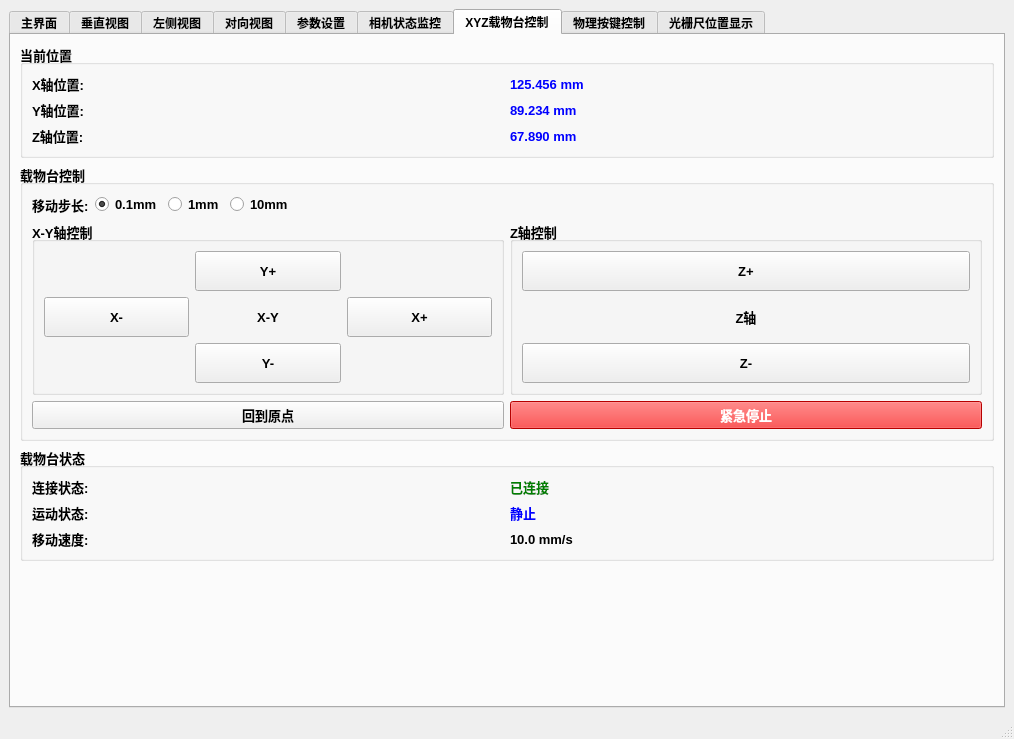
The window that src/MutiCamApp.ui (NicoleKJ9721/MutiCamApp) describes before a commit, drawn with Qt 5.
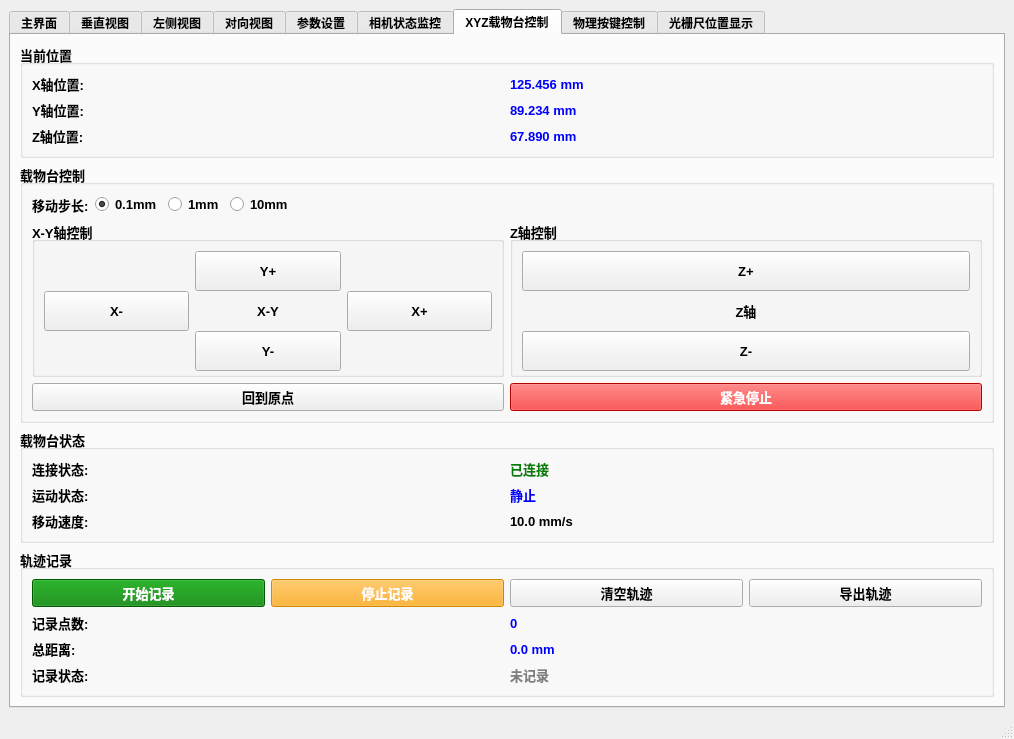
The same window after the commit. The open tabs and pages were chosen to show the change.

Commit message:
feat(载物台控制): 添加轨迹记录功能实现
实现载物台运动轨迹记录功能，包括：
1. 新增TrajectoryRecorder类用于记录和管理轨迹数据
2. 在UI中添加轨迹控制面板和相关按钮
3. 集成轨迹记录到载物台移动操作中
4. 支持轨迹数据的保存、导出和统计显示

What changed in the file:
```diff
--- a/src/MutiCamApp.ui
+++ b/src/MutiCamApp.ui
@@ -3741,6 +3741,117 @@
           </layout>
          </widget>
         </item>
+        <item>
+         <widget class="QGroupBox" name="groupBoxTrajectoryControl">
+          <property name="font">
+           <font>
+            <pointsize>10</pointsize>
+            <bold>true</bold>
+           </font>
+          </property>
+          <property name="title">
+           <string>轨迹记录</string>
+          </property>
+          <layout class="QVBoxLayout" name="verticalLayout_trajectoryControl">
+           <item>
+            <layout class="QHBoxLayout" name="horizontalLayout_trajectoryButtons">
+             <item>
+              <widget class="QPushButton" name="btnTrajectoryStart">
+               <property name="text">
+                <string>开始记录</string>
+               </property>
+               <property name="styleSheet">
+                <string>background-color: green; color: white;</string>
+               </property>
+              </widget>
+             </item>
+             <item>
+              <widget class="QPushButton" name="btnTrajectoryStop">
+               <property name="text">
+                <string>停止记录</string>
+               </property>
+               <property name="styleSheet">
+                <string>background-color: orange; color: white;</string>
+               </property>
+               <property name="enabled">
+                <bool>false</bool>
+               </property>
+              </widget>
+             </item>
+             <item>
+              <widget class="QPushButton" name="btnTrajectoryClear">
+               <property name="text">
+                <string>清空轨迹</string>
+               </property>
+              </widget>
+             </item>
+             <item>
+              <widget class="QPushButton" name="btnTrajectoryExport">
+               <property name="text">
+                <string>导出轨迹</string>
+               </property>
+              </widget>
+             </item>
+            </layout>
+           </item>
+           <item>
+            <layout class="QGridLayout" name="gridLayout_trajectoryStats">
+             <item row="0" column="0">
+              <widget class="QLabel" name="labelTrajectoryPointsTitle">
+               <property name="text">
+                <string>记录点数:</string>
+               </property>
+              </widget>
+             </item>
+             <item row="0" column="1">
+              <widget class="QLabel" name="labelTrajectoryPoints">
+               <property name="styleSheet">
+                <string>color: blue; font-weight: bold;</string>
+               </property>
+               <property name="text">
+                <string>0</string>
+               </property>
+              </widget>
+             </item>
+             <item row="1" column="0">
+              <widget class="QLabel" name="labelTrajectoryDistanceTitle">
+               <property name="text">
+                <string>总距离:</string>
+               </property>
+              </widget>
+             </item>
+             <item row="1" column="1">
+              <widget class="QLabel" name="labelTrajectoryDistance">
+               <property name="styleSheet">
+                <string>color: blue; font-weight: bold;</string>
+               </property>
+               <property name="text">
+                <string>0.0 mm</string>
+               </property>
+              </widget>
+             </item>
+             <item row="2" column="0">
+              <widget class="QLabel" name="labelTrajectoryStatusTitle">
+               <property name="text">
+                <string>记录状态:</string>
+               </property>
+              </widget>
+             </item>
+             <item row="2" column="1">
+              <widget class="QLabel" name="labelTrajectoryStatus">
+               <property name="styleSheet">
+                <string>color: gray; font-weight: bold;</string>
+               </property>
+               <property name="text">
+                <string>未记录</string>
+               </property>
+              </widget>
+             </item>
+            </layout>
+           </item>
+          </layout>
+         </widget>
+        </item>
         <item>
          <spacer name="verticalSpacer_stageControl">
           <property name="orientation">
```
The commit also changes 6 other files.
